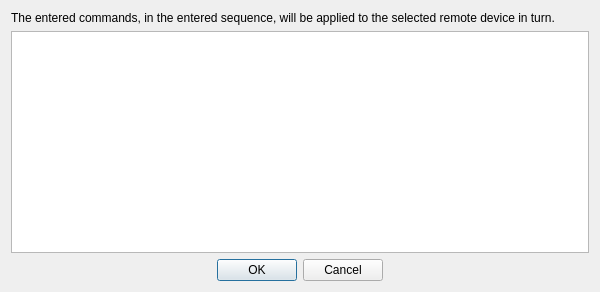
Old version of the form srs/commandwind.ui in the repository recruit2018/Patcher.
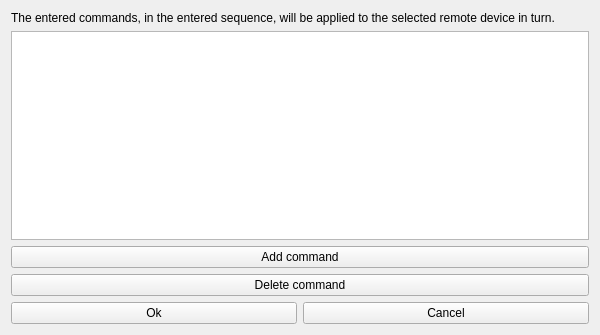
New version of the form.

Patch:
```diff
--- a/srs/commandwind.ui
+++ b/srs/commandwind.ui
@@ -7,7 +7,7 @@
     <x>0</x>
     <y>0</y>
     <width>600</width>
-    <height>292</height>
+    <height>335</height>
    </rect>
   </property>
   <property name="windowTitle">
@@ -22,18 +22,55 @@
     </widget>
    </item>
    <item>
-    <widget class="QTextEdit" name="textEdit"/>
+    <widget class="QListWidget" name="listWidget"/>
    </item>
    <item>
-    <widget class="QDialogButtonBox" name="buttonBox">
-     <property name="standardButtons">
-      <set>QDialogButtonBox::Cancel|QDialogButtonBox::Ok</set>
-     </property>
-     <property name="centerButtons">
+    <widget class="QPushButton" name="pushButton">
+     <property name="enabled">
       <bool>true</bool>
      </property>
+     <property name="text">
+      <string>Add command</string>
+     </property>
+     <property name="autoDefault">
+      <bool>false</bool>
+     </property>
     </widget>
    </item>
+   <item>
+    <widget class="QPushButton" name="pushButton_2">
+     <property name="text">
+      <string>Delete command</string>
+     </property>
+     <property name="autoDefault">
+      <bool>false</bool>
+     </property>
+    </widget>
+   </item>
+   <item>
+    <layout class="QHBoxLayout" name="horizontalLayout">
+     <item>
+      <widget class="QPushButton" name="pushButton_3">
+       <property name="text">
+        <string>Ok</string>
+       </property>
+       <property name="autoDefault">
+        <bool>false</bool>
+       </property>
+      </widget>
+     </item>
+     <item>
+      <widget class="QPushButton" name="pushButton_4">
+       <property name="text">
+        <string>Cancel</string>
+       </property>
+       <property name="autoDefault">
+        <bool>false</bool>
+       </property>
+      </widget>
+     </item>
+    </layout>
+   </item>
   </layout>
  </widget>
  <resources/>
```
